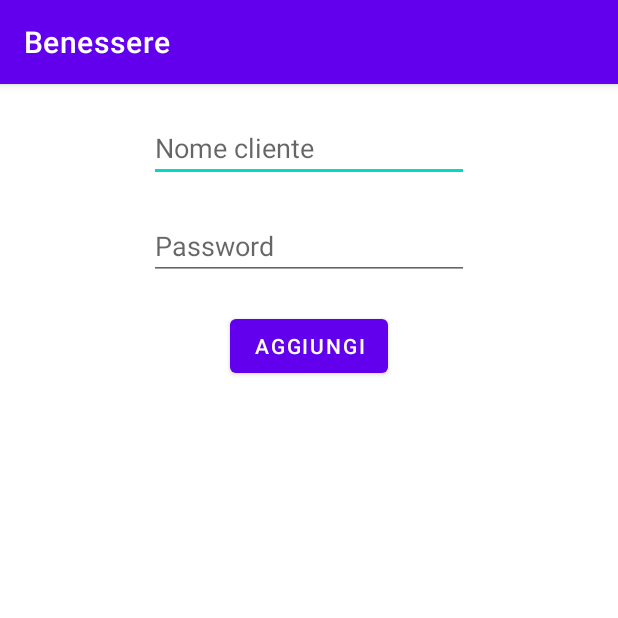
After one commit to FResta99/Benessere, an Android app: the InserimentoCliente screen opened directly, with no data from a screen before it, on a phone screen of 412 x 824 dp, the top half of it. The commit adds this screen. Run offline under Robolectric (Android 15) with nearby library versions, the phone set to English and light mode, and no system bars.

Commit message:
Aggiunte le prime activity dell'applicazione

```diff
--- a/Android Studio/Benessere/app/src/main/AndroidManifest.xml
+++ b/Android Studio/Benessere/app/src/main/AndroidManifest.xml
@@ -12,6 +12,8 @@
         android:roundIcon="@mipmap/ic_launcher_round"
         android:supportsRtl="true"
         android:theme="@style/Theme.Benessere">
+        <activity android:name=".homeDietologo"></activity>
+        <activity android:name=".InserimentoCliente" />
         <activity android:name=".MainActivity">
             <intent-filter>
                 <action android:name="android.intent.action.MAIN" />
@@ -19,7 +21,7 @@
                 <category android:name="android.intent.category.LAUNCHER" />
             </intent-filter>
         </activity>
-        <activity android:name=".AperturaTornello"></activity>
+        <activity android:name=".AperturaTornello" />
     </application>
 
 </manifest>
--- a/Android Studio/Benessere/app/src/main/java/com/interfacciabili/benessere/Cliente.java
+++ b/Android Studio/Benessere/app/src/main/java/com/interfacciabili/benessere/Cliente.java
@@ -25,6 +25,11 @@ public class Cliente {
         this.sesso = sesso;
         this.peso = peso;
         this.altezza = altezza;
+    }
+
+    public Cliente(String username, String password){
+        this.username = username;
+        this.password = password;
     }
 
     public Cliente(){
--- a/Android Studio/Benessere/app/src/main/java/com/interfacciabili/benessere/Dietologo.java
+++ b/Android Studio/Benessere/app/src/main/java/com/interfacciabili/benessere/Dietologo.java
@@ -23,6 +23,11 @@ public class Dietologo {
         this.fotoProfilo = fotoProfilo;
         this.sesso = sesso;
         this.studio = studio;
+    }
+
+    public Dietologo(String username, String password){
+        this.username = username;
+        this.password = password;
     }
 
     public Dietologo(){
--- /dev/null
+++ b/Android Studio/Benessere/app/src/main/java/com/interfacciabili/benessere/InserimentoCliente.java
@@ -0,0 +1,42 @@
+package com.interfacciabili.benessere;
+
+import androidx.appcompat.app.AppCompatActivity;
+
+import android.os.Bundle;
+import android.view.View;
+import android.widget.Button;
+import android.widget.TextView;
+import android.widget.Toast;
+
+public class InserimentoCliente extends AppCompatActivity {
+
+    TextView etName, etPassword;
+    Button btnAggiungi;
+
+    DietDBHelper dietDBH;
+
+    @Override
+    protected void onCreate(Bundle savedInstanceState) {
+        super.onCreate(savedInstanceState);
+        setContentView(R.layout.activity_inserimento_cliente);
+
+        btnAggiungi = findViewById(R.id.btnAggiungi);
+        etName = findViewById(R.id.etName);
+        etPassword = findViewById(R.id.etPassword);
+
+        dietDBH = new DietDBHelper(InserimentoCliente.this);
+    }
+
+    public void aggiungiCliente(View v){
+        Cliente clienteDaAggiungere;
+        try {
+            clienteDaAggiungere = new Cliente(etName.getText().toString(), etPassword.getText().toString());
+            boolean successo = dietDBH.aggiungiCliente(clienteDaAggiungere);
+            Toast.makeText(this, "Cliente aggiunto: " + successo, Toast.LENGTH_SHORT).show();
+        } catch (Exception e){
+            Toast.makeText(this, "Cliente non aggiunto", Toast.LENGTH_SHORT).show();
+        }
+
+
+    }
+}
--- /dev/null
+++ b/Android Studio/Benessere/app/src/main/res/layout/activity_inserimento_cliente.xml
@@ -0,0 +1,40 @@
+<?xml version="1.0" encoding="utf-8"?>
+<RelativeLayout xmlns:android="http://schemas.android.com/apk/res/android"
+    xmlns:app="http://schemas.android.com/apk/res-auto"
+    xmlns:tools="http://schemas.android.com/tools"
+    android:layout_width="match_parent"
+    android:layout_height="match_parent"
+    tools:context=".InserimentoCliente">
+
+
+    <EditText
+        android:id="@+id/etName"
+        android:layout_width="wrap_content"
+        android:layout_height="wrap_content"
+        android:layout_centerHorizontal="true"
+        android:layout_marginTop="20dp"
+        android:ems="10"
+        android:hint="Nome cliente"
+        android:inputType="textPersonName" />
+
+    <EditText
+        android:id="@+id/etPassword"
+        android:layout_width="wrap_content"
+        android:layout_height="wrap_content"
+        android:layout_below="@+id/etName"
+        android:layout_centerHorizontal="true"
+        android:layout_marginTop="20dp"
+        android:ems="10"
+        android:hint="Password"
+        android:inputType="textPassword" />
+
+    <Button
+        android:layout_width="wrap_content"
+        android:layout_height="wrap_content"
+        android:id="@+id/btnAggiungi"
+        android:onClick="aggiungiCliente"
+        android:layout_centerHorizontal="true"
+        android:layout_below="@+id/etPassword"
+        android:layout_marginTop="20dp"
+        android:text="Aggiungi"/>
+</RelativeLayout>
```
Also changed, not shown: Android Studio/Benessere/app/src/main/java/com/interfacciabili/benessere/Alimento.java (added, +71 -0 lines), Android Studio/Benessere/app/src/main/java/com/interfacciabili/benessere/DietDBHelper.java (added, +92 -0 lines), Android Studio/Benessere/app/src/main/java/com/interfacciabili/benessere/Dieta.java (added, +38 -0 lines), Android Studio/Benessere/app/src/main/java/com/interfacciabili/benessere/MainActivity.java (+7 -0 lines), Android Studio/Benessere/app/src/main/java/com/interfacciabili/benessere/homeDietologo.java (added, +41 -0 lines), Android Studio/Benessere/app/src/main/res/layout/activity_home_dietologo.xml (added, +31 -0 lines), Android Studio/Benessere/app/src/main/res/layout/activity_main.xml (+16 -0 lines).
